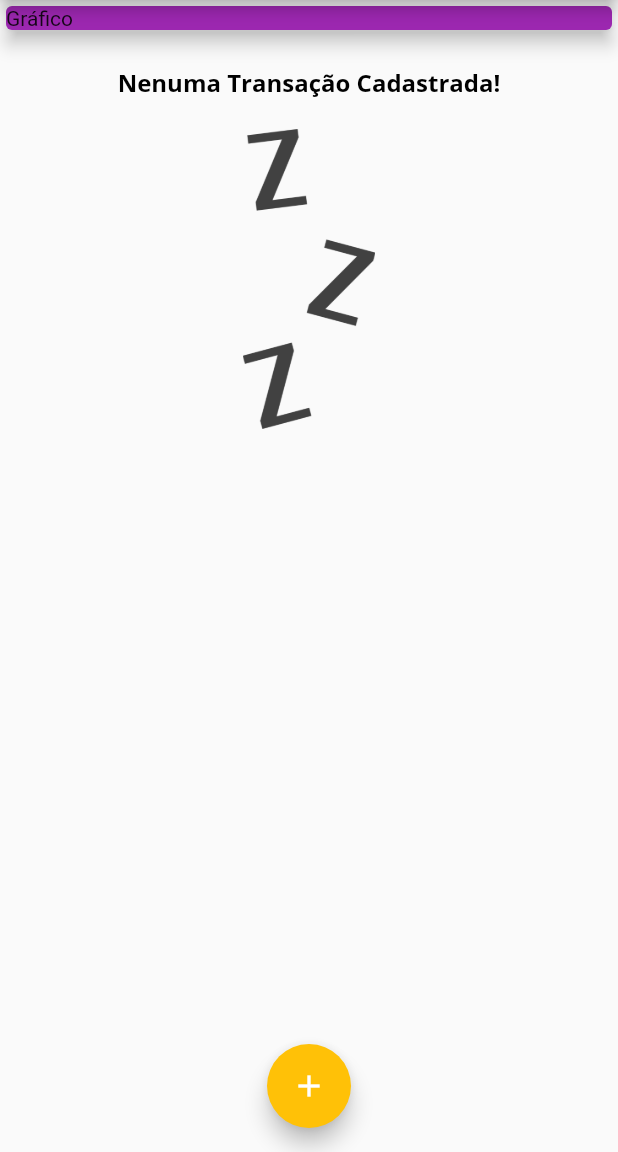
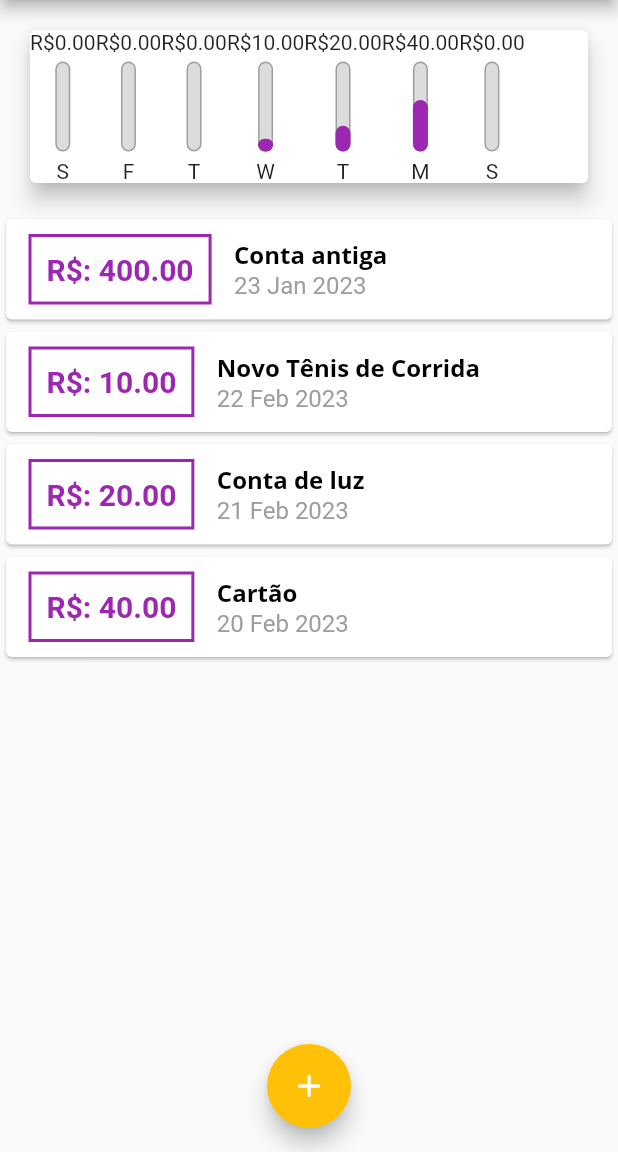
Before and after one commit to oTalDoHud/controle_gastos, a Flutter app: the screen it shows after launch, on a phone screen of 412 x 824 dp, the part 84-1236 px from its top. Run offline on Flutter 3.47's test engine with Material 2 defaults, Android fonts, the phone set to English and light mode, and no system bars.

Commit message:
Chart com porcentagem de gastos conforme dia da semana

```diff
--- /dev/null
+++ b/lib/components/chart.dart
@@ -0,0 +1,66 @@
+import 'package:controle_gastos/components/chart_bar.dart';
+import 'package:flutter/material.dart';
+import 'package:intl/intl.dart';
+
+import '../models/transaction.dart';
+
+class Chart extends StatelessWidget {
+  final List<Transaction> recentTransaction;
+
+  const Chart(this.recentTransaction, {super.key});
+
+  List<Map<String, dynamic>> get groupedTransactions {
+    return List.generate(
+      7,
+      (index) {
+        final weekDay = DateTime.now().subtract(
+          Duration(
+            days: index,
+          ),
+        );
+
+        double totalSum = 0.0;
+
+        for (var i = 0; i < recentTransaction.length; i++) {
+          bool sameDay = recentTransaction[i].date.day == weekDay.day;
+          bool sameMonth = recentTransaction[i].date.month == weekDay.month;
+          bool sameYear = recentTransaction[i].date.year == weekDay.year;
+
+          if (sameDay && sameMonth && sameYear) {
+            totalSum += recentTransaction[i].value;
+          }
+        }
+
+        return {
+          "day": DateFormat.E().format(weekDay)[0],
+          "value": totalSum,
+        };
+      },
+    );
+  }
+
+  double get _weekTotalValue {
+    return groupedTransactions.fold(0.0, (sum, tra) {
+      return sum += tra["value"];
+    });
+  }
+
+  @override
+  Widget build(BuildContext context) {
+    groupedTransactions;
+    return Card(
+      elevation: 6,
+      margin: const EdgeInsets.all(20),
+      child: Row(
+        children: groupedTransactions.map((tra) {
+          // return Text("${tra["day"]} ${tra["value"]} - ");
+          return ChartBar(
+            value: tra["value"] as double,
+            percentage: (tra["value"] as double) / _weekTotalValue,
+            label: tra["day"].toString(),
+          );
+        }).toList(),
+      ),
+    );
+  }
+}
--- /dev/null
+++ b/lib/components/chart_bar.dart
@@ -0,0 +1,54 @@
+import 'package:flutter/material.dart';
+
+class ChartBar extends StatelessWidget {
+  final String label;
+  final double value;
+  final double percentage;
+
+  const ChartBar({
+    super.key,
+    required this.value,
+    required this.percentage,
+    required this.label,
+  });
+
+  @override
+  Widget build(BuildContext context) {
+    return Column(
+      children: [
+        Text("R\$${value.toStringAsFixed(2)}"),
+        const SizedBox(height: 5),
+        SizedBox(
+          height: 60,
+          width: 10,
+          child: Stack(
+            alignment: Alignment.bottomCenter,
+            children: [
+              Container(
+                decoration: BoxDecoration(
+                  border: Border.all(
+                    color: Colors.grey,
+                    width: 1,
+                  ),
+                  color: const Color.fromRGBO(220, 220, 220, 1),
+                  borderRadius: BorderRadius.circular(5),
+                ),
+              ),
+              FractionallySizedBox(
+                heightFactor: percentage,
+                child: Container(
+                  decoration: BoxDecoration(
+                    color: Theme.of(context).colorScheme.primary,
+                    borderRadius: BorderRadius.circular(5),
+                  ),
+                ),
+              ),
+            ],
+          ),
+        ),
+        const SizedBox(height: 5),
+        Text(label),
+      ],
+    );
+  }
+}
--- a/lib/components/transaction_list.dart
+++ b/lib/components/transaction_list.dart
@@ -21,8 +21,8 @@ class TransactionList extends StatelessWidget {
                   style: Theme.of(context).textTheme.titleLarge,
                 ),
                 Container(
-                  margin: EdgeInsets.all(20),
-                  height: 200,
+                  margin: const EdgeInsets.all(20),
+                  height: 80,
                   child: Image.asset(
                     "assets/images/waiting.png",
                     fit: BoxFit.cover,
--- a/lib/main.dart
+++ b/lib/main.dart
@@ -1,5 +1,6 @@
 import 'dart:math';
 
+import 'package:controle_gastos/components/chart.dart';
 import 'package:controle_gastos/components/transaction_form.dart';
 import 'package:flutter/material.dart';
 
@@ -55,19 +56,39 @@ class MyHomeApp extends StatefulWidget {
 
 class _MyHomeAppState extends State<MyHomeApp> {
   final List<Transaction> _transaction = [
-    // Transaction(
-    //   id: "t1",
-    //   title: "Novo Tênis de Corrida",
-    //   value: 310.75,
-    //   date: DateTime.now(),
-    // ),
-    // Transaction(
-    //   id: "t2",
-    //   title: "Conta de luz ",
-    //   value: 211.30,
-    //   date: DateTime.now(),
-    // ),
+    Transaction(
+      id: "t0",
+      title: "Conta antiga",
+      value: 400,
+      date: DateTime.now().subtract(const Duration(days: 33)),
+    ),
+    Transaction(
+      id: "t1",
+      title: "Novo Tênis de Corrida",
+      value: 10,
+      date: DateTime.now().subtract(const Duration(days: 3)),
+    ),
+    Transaction(
+      id: "t2",
+      title: "Conta de luz ",
+      value: 20,
+      date: DateTime.now().subtract(const Duration(days: 4)),
+    ),
+    Transaction(
+      id: "t3",
+      title: "Cartão ",
+      value: 40,
+      date: DateTime.now().subtract(const Duration(days: 5)),
+    ),
   ];
+
+  List<Transaction> get _recentTransactions {
+    return _transaction.where((tra) {
+      return tra.date.isAfter(DateTime.now().subtract(
+        const Duration(days: 7),
+      ));
+    }).toList();
+  }
 
   _addTransaction(String title, double value) {
     final newTransaction = Transaction(
@@ -108,11 +129,7 @@ class _MyHomeAppState extends State<MyHomeApp> {
       body: Column(
         crossAxisAlignment: CrossAxisAlignment.stretch,
         children: [
-          Card(
-            elevation: 5,
-            color: Theme.of(context).colorScheme.primary,
-            child: const Text("Gráfico"),
-          ),
+          Chart(_recentTransactions),
           TransactionList(_transaction),
         ],
       ),
```
